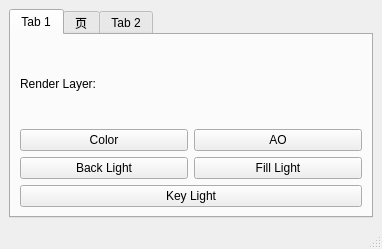
This is Maya/Python/digital37/maya/lighting/MRRenderLayerPass.ui in Meglen56/digital37 as Qt 5 draws it before an edit. The edited form follows.
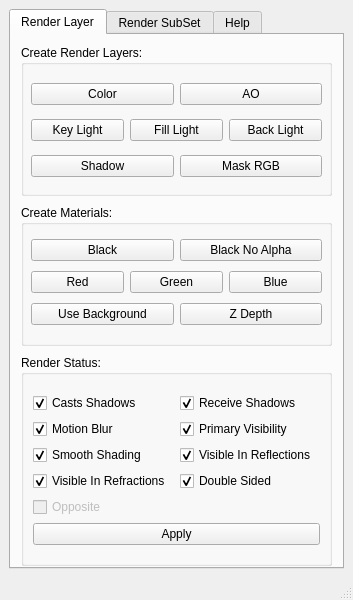
This is the edited form. The open tabs and pages were chosen to show the change.

Diff of the .ui file:
```diff
--- a/Maya/Python/digital37/maya/lighting/MRRenderLayerPass.ui
+++ b/Maya/Python/digital37/maya/lighting/MRRenderLayerPass.ui
@@ -6,10 +6,15 @@
    <rect>
     <x>0</x>
     <y>0</y>
-    <width>382</width>
-    <height>249</height>
+    <width>353</width>
+    <height>600</height>
    </rect>
   </property>
+  <property name="font">
+   <font>
+    <family>Arial</family>
+   </font>
+  </property>
   <property name="windowTitle">
    <string>MainWindow</string>
   </property>
@@ -22,29 +27,279 @@
       </property>
       <widget class="QWidget" name="Tab_layer">
        <attribute name="title">
-        <string>Tab 1</string>
+        <string>Render Layer</string>
        </attribute>
-       <layout class="QVBoxLayout" name="verticalLayout_2">
-        <item>
-         <widget class="QLabel" name="label">
-          <property name="text">
-           <string>Render Layer:</string>
-          </property>
-         </widget>
-        </item>
-        <item>
+       <widget class="QWidget" name="layoutWidget">
+        <property name="geometry">
+         <rect>
+          <x>0</x>
+          <y>0</y>
+          <width>2</width>
+          <height>2</height>
+         </rect>
+        </property>
+        <layout class="QHBoxLayout" name="horizontalLayout_2"/>
+       </widget>
+       <widget class="QGroupBox" name="groupBox">
+        <property name="geometry">
+         <rect>
+          <x>10</x>
+          <y>320</y>
+          <width>311</width>
+          <height>211</height>
+         </rect>
+        </property>
+        <property name="title">
+         <string>Render Status:</string>
+        </property>
+        <layout class="QVBoxLayout" name="verticalLayout_4">
+         <item>
+          <layout class="QVBoxLayout" name="verticalLayout_2">
+           <item>
+            <layout class="QHBoxLayout" name="horizontalLayout_renderStatus_02">
+             <item>
+              <widget class="QCheckBox" name="checkBox_castsShadows">
+               <property name="enabled">
+                <bool>true</bool>
+               </property>
+               <property name="text">
+                <string>Casts Shadows</string>
+               </property>
+               <property name="checked">
+                <bool>true</bool>
+               </property>
+              </widget>
+             </item>
+             <item>
+              <widget class="QCheckBox" name="checkBox_receiveShadows">
+               <property name="text">
+                <string>Receive Shadows</string>
+               </property>
+               <property name="checked">
+                <bool>true</bool>
+               </property>
+              </widget>
+             </item>
+            </layout>
+           </item>
+           <item>
+            <layout class="QHBoxLayout" name="horizontalLayout_renderStatus_03">
+             <item>
+              <widget class="QCheckBox" name="checkBox_motionBlur">
+               <property name="text">
+                <string>Motion Blur</string>
+               </property>
+               <property name="checked">
+                <bool>true</bool>
+               </property>
+              </widget>
+             </item>
+             <item>
+              <widget class="QCheckBox" name="checkBox_primaryVisibility">
+               <property name="text">
+                <string>Primary Visibility</string>
+               </property>
+               <property name="checked">
+                <bool>true</bool>
+               </property>
+              </widget>
+             </item>
+            </layout>
+           </item>
+           <item>
+            <layout class="QHBoxLayout" name="horizontalLayout_renderStatus_04">
+             <item>
+              <widget class="QCheckBox" name="checkBox_smoothShading">
+               <property name="text">
+                <string>Smooth Shading</string>
+               </property>
+               <property name="checked">
+                <bool>true</bool>
+               </property>
+              </widget>
+             </item>
+             <item>
+              <widget class="QCheckBox" name="checkBox_visibleInReflections">
+               <property name="text">
+                <string>Visible In Reflections</string>
+               </property>
+               <property name="checked">
+                <bool>true</bool>
+               </property>
+              </widget>
+             </item>
+            </layout>
+           </item>
+           <item>
+            <layout class="QHBoxLayout" name="horizontalLayout_renderStatus_05">
+             <item>
+              <widget class="QCheckBox" name="checkBox_visibleInRefractions">
+               <property name="text">
+                <string>Visible In Refractions</string>
+               </property>
+               <property name="checked">
+                <bool>true</bool>
+               </property>
+              </widget>
+             </item>
+             <item>
+              <widget class="QCheckBox" name="checkBox_doubleSided">
+               <property name="text">
+                <string>Double Sided</string>
+               </property>
+               <property name="checked">
+                <bool>true</bool>
+               </property>
+               <property name="tristate">
+                <bool>false</bool>
+               </property>
+              </widget>
+             </item>
+            </layout>
+           </item>
+           <item>
+            <widget class="QCheckBox" name="checkBox_opposite">
+             <property name="enabled">
+              <bool>false</bool>
+             </property>
+             <property name="text">
+              <string>Opposite</string>
+             </property>
+             <property name="checked">
+              <bool>false</bool>
+             </property>
+            </widget>
+           </item>
+           <item>
+            <widget class="QPushButton" name="pushButton_RS_apply">
+             <property name="text">
+              <string>Apply</string>
+             </property>
+            </widget>
+           </item>
+          </layout>
+         </item>
+        </layout>
+       </widget>
+       <widget class="QGroupBox" name="groupBox_2">
+        <property name="geometry">
+         <rect>
+          <x>10</x>
+          <y>170</y>
+          <width>311</width>
+          <height>141</height>
+         </rect>
+        </property>
+        <property name="title">
+         <string>Create Materials:</string>
+        </property>
+        <widget class="QWidget" name="">
+         <property name="geometry">
+          <rect>
+           <x>10</x>
+           <y>30</y>
+           <width>291</width>
+           <height>95</height>
+          </rect>
+         </property>
          <layout class="QVBoxLayout" name="verticalLayout">
           <item>
-           <layout class="QHBoxLayout" name="horizontalLayout">
+           <layout class="QHBoxLayout" name="horizontalLayout_createMaterials_02">
             <item>
-             <widget class="QPushButton" name="pushButton">
+             <widget class="QPushButton" name="pushButton_CM_black">
+              <property name="text">
+               <string>Black</string>
+              </property>
+             </widget>
+            </item>
+            <item>
+             <widget class="QPushButton" name="pushButton_CM_blackNoAlpha">
+              <property name="text">
+               <string>Black No Alpha</string>
+              </property>
+             </widget>
+            </item>
+           </layout>
+          </item>
+          <item>
+           <layout class="QHBoxLayout" name="horizontalLayout_createMaterials_03">
+            <item>
+             <widget class="QPushButton" name="pushButton_CM_red">
+              <property name="text">
+               <string>Red</string>
+              </property>
+             </widget>
+            </item>
+            <item>
+             <widget class="QPushButton" name="pushButton_CM_green">
+              <property name="text">
+               <string>Green</string>
+              </property>
+             </widget>
+            </item>
+            <item>
+             <widget class="QPushButton" name="pushButton_CM_blue">
+              <property name="text">
+               <string>Blue</string>
+              </property>
+             </widget>
+            </item>
+           </layout>
+          </item>
+          <item>
+           <layout class="QHBoxLayout" name="horizontalLayout_createMaterials_04">
+            <item>
+             <widget class="QPushButton" name="pushButton_CM_useBackground">
+              <property name="text">
+               <string>Use Background</string>
+              </property>
+             </widget>
+            </item>
+            <item>
+             <widget class="QPushButton" name="pushButton_CM_zDepth">
+              <property name="text">
+               <string>Z Depth</string>
+              </property>
+             </widget>
+            </item>
+           </layout>
+          </item>
+         </layout>
+        </widget>
+       </widget>
+       <widget class="QGroupBox" name="groupBox_3">
+        <property name="geometry">
+         <rect>
+          <x>10</x>
+          <y>10</y>
+          <width>311</width>
+          <height>151</height>
+         </rect>
+        </property>
+        <property name="title">
+         <string>Create Render Layers:</string>
+        </property>
+        <widget class="QWidget" name="">
+         <property name="geometry">
+          <rect>
+           <x>10</x>
+           <y>30</y>
+           <width>291</width>
+           <height>111</height>
+          </rect>
+         </property>
+         <layout class="QVBoxLayout" name="verticalLayout_3">
+          <item>
+           <layout class="QHBoxLayout" name="horizontalLayout_createRenderLayers_02">
+            <item>
+             <widget class="QPushButton" name="pushButton_CRL_color">
               <property name="text">
                <string>Color</string>
               </property>
              </widget>
             </item>
             <item>
-             <widget class="QPushButton" name="pushButton_ao">
+             <widget class="QPushButton" name="pushButton_CRL_aO">
               <property name="text">
                <string>AO</string>
               </property>
@@ -53,42 +308,158 @@
            </layout>
           </item>
           <item>
-           <layout class="QHBoxLayout" name="horizontalLayout_2">
+           <layout class="QHBoxLayout" name="horizontalLayout_createRenderLayers_03">
             <item>
-             <widget class="QPushButton" name="pushButton_5">
+             <widget class="QPushButton" name="pushButton_CRL_keyLight">
               <property name="text">
-               <string>Back Light</string>
+               <string>Key Light</string>
               </property>
              </widget>
             </item>
             <item>
-             <widget class="QPushButton" name="pushButton_4">
+             <widget class="QPushButton" name="pushButton_CRL_fillLight">
               <property name="text">
                <string>Fill Light</string>
               </property>
              </widget>
             </item>
+            <item>
+             <widget class="QPushButton" name="pushButton_CRL_backLight">
+              <property name="text">
+               <string>Back Light</string>
+              </property>
+             </widget>
+            </item>
+           </layout>
+          </item>
+          <item>
+           <layout class="QHBoxLayout" name="horizontalLayout_createRenderLayers_04">
+            <item>
+             <widget class="QPushButton" name="pushButton_CRL_shadow">
+              <property name="text">
+               <string>Shadow</string>
+              </property>
+             </widget>
+            </item>
+            <item>
+             <widget class="QPushButton" name="pushButton_CRL_maskRGB">
+              <property name="text">
+               <string>Mask RGB</string>
+              </property>
+             </widget>
+            </item>
            </layout>
           </item>
          </layout>
-        </item>
-        <item>
-         <widget class="QPushButton" name="pushButton_3">
-          <property name="text">
-           <string>Key Light</string>
-          </property>
-         </widget>
-        </item>
-       </layout>
+        </widget>
+       </widget>
       </widget>
       <widget class="QWidget" name="Tab_pass">
        <attribute name="title">
-        <string>页</string>
+        <string>Render SubSet</string>
        </attribute>
+       <widget class="QListWidget" name="listWidget">
+        <property name="geometry">
+         <rect>
+          <x>10</x>
+          <y>300</y>
+          <width>201</width>
+          <height>121</height>
+         </rect>
+        </property>
+       </widget>
+       <widget class="QGroupBox" name="groupBox_4">
+        <property name="geometry">
+         <rect>
+          <x>10</x>
+          <y>10</y>
+          <width>311</width>
+          <height>211</height>
+         </rect>
+        </property>
+        <property name="title">
+         <string>SubSets:</string>
+        </property>
+        <widget class="QWidget" name="">
+         <property name="geometry">
+          <rect>
+           <x>10</x>
+           <y>20</y>
+           <width>291</width>
+           <height>184</height>
+          </rect>
+         </property>
+         <layout class="QHBoxLayout" name="horizontalLayout">
+          <item>
+           <widget class="QScrollArea" name="scrollArea">
+            <property name="widgetResizable">
+             <bool>true</bool>
+            </property>
+            <widget class="QWidget" name="scrollAreaWidgetContents">
+             <property name="geometry">
+              <rect>
+               <x>0</x>
+               <y>0</y>
+               <width>183</width>
+               <height>178</height>
+              </rect>
+             </property>
+            </widget>
+           </widget>
+          </item>
+          <item>
+           <layout class="QVBoxLayout" name="verticalLayout_5">
+            <item>
+             <widget class="QPushButton" name="pushButton_SS_new">
+              <property name="text">
+               <string>New</string>
+              </property>
+             </widget>
+            </item>
+            <item>
+             <widget class="QPushButton" name="pushButton_SS_delete">
+              <property name="text">
+               <string>Delete</string>
+              </property>
+             </widget>
+            </item>
+            <item>
+             <widget class="QPushButton" name="pushButton_SS_refresh">
+              <property name="text">
+               <string>Refresh</string>
+              </property>
+             </widget>
+            </item>
+            <item>
+             <widget class="QPushButton" name="pushButton_SS_pickObjects">
+              <property name="text">
+               <string>Pick Objects</string>
+              </property>
+             </widget>
+            </item>
+            <item>
+             <widget class="QPushButton" name="pushButton_SS_addObject">
+              <property name="text">
+               <string>Add Object</string>
+              </property>
+             </widget>
+            </item>
+            <item>
+             <widget class="QPushButton" name="pushButton_SS_removeObject">
+              <property name="text">
+               <string>Remove Object</string>
+              </property>
+             </widget>
+            </item>
+           </layout>
+          </item>
+         </layout>
+        </widget>
+       </widget>
       </widget>
       <widget class="QWidget" name="tab_2">
        <attribute name="title">
-        <string>Tab 2</string>
+        <string>Help</string>
        </attribute>
       </widget>
      </widget>
```
Left out of the diff: 30 changed lines with no effect on the pictures.
